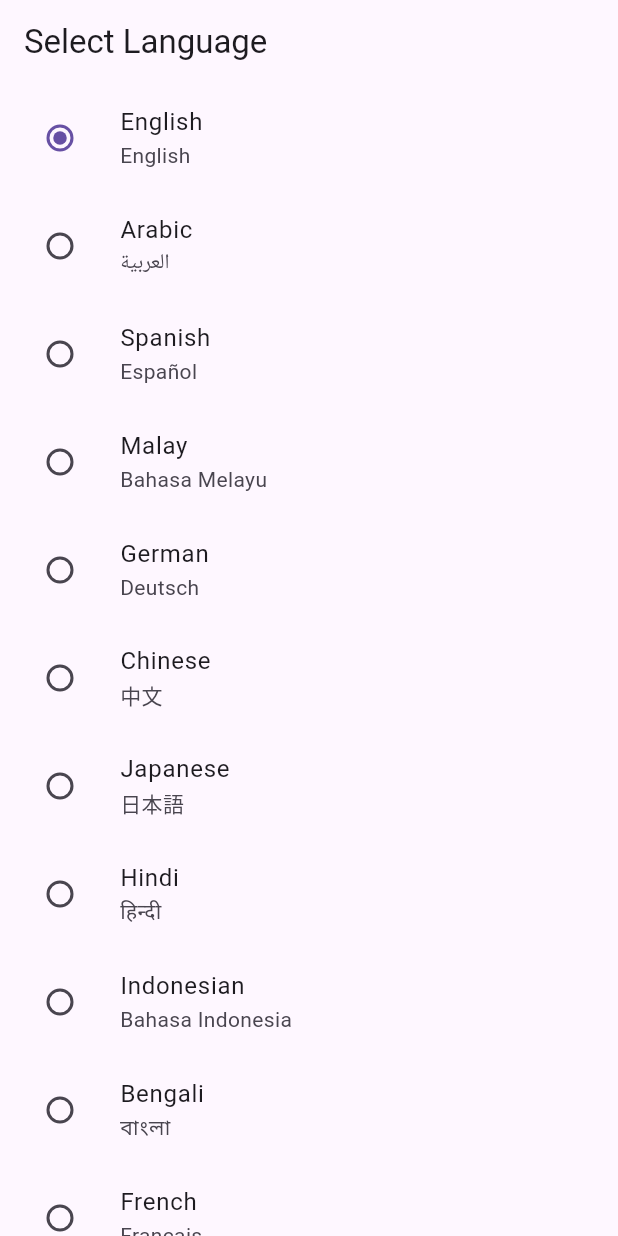
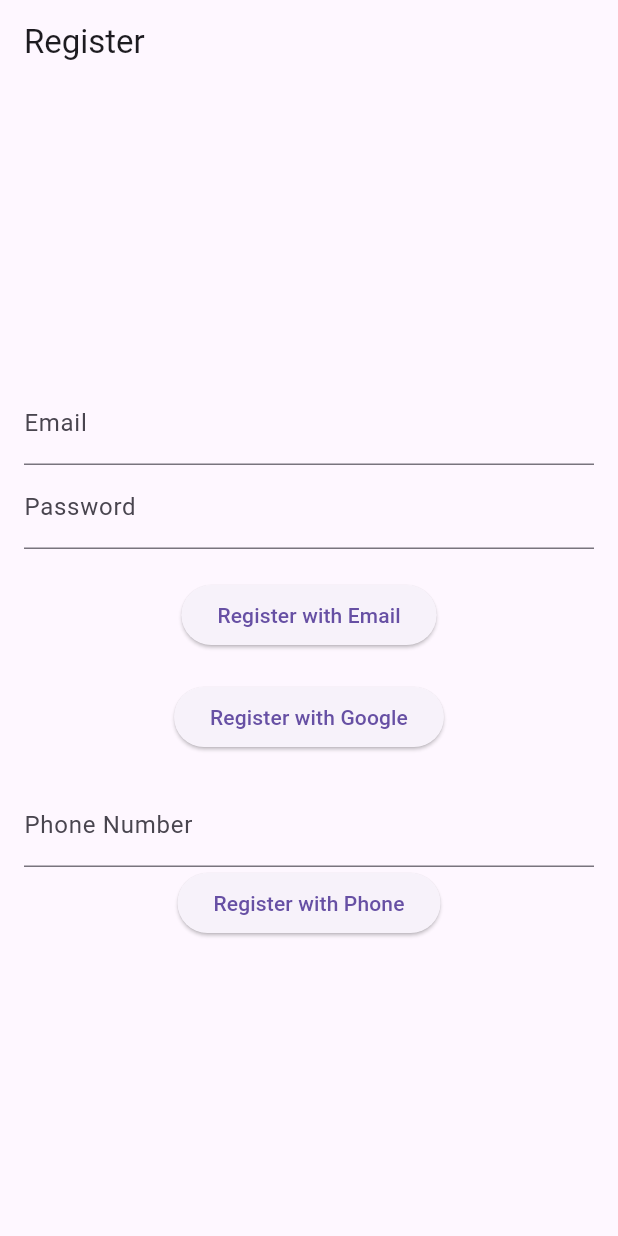
Before and after one commit to AGaafar7/LingoDash, a Flutter app: the screen it shows after launch, on a phone screen of 412 x 824 dp. Run offline on Flutter 3.47's test engine with Material 3 defaults, Android fonts, the phone set to English and light mode, and no system bars; our stand-ins replace cloud_firestore, firebase_auth, firebase_core, flutter_slidable, google_fonts, google_sign_in and 1 more; missing offline and left inert: stream_chat_flutter; accounts and stored records are empty; generated files the repository leaves out were written again.

Commit message:
Adding Registration and Login functionality

```diff
--- a/lib/main.dart
+++ b/lib/main.dart
@@ -1,17 +1,21 @@
 import 'package:flutter/material.dart';
 import 'package:flutter_localizations/flutter_localizations.dart';
+import 'package:lingodash/providers/auth_service.dart';
+import 'package:lingodash/screens/language_selection_screen.dart';
 import 'package:shared_preferences/shared_preferences.dart';
 import 'package:flutter_gen/gen_l10n/app_localizations.dart';
 import 'package:provider/provider.dart';
-import 'package:firebase_core/firebase_core.dart'; // Import Firebase core package
-import 'screens/language_selection_screen.dart';
+import 'package:firebase_core/firebase_core.dart';
+import 'screens/login_screen.dart';
+import 'screens/register_screen.dart';
+import 'screens/home_screen.dart';
 import 'providers/user_provider.dart';
 
 void main() async {
   WidgetsFlutterBinding.ensureInitialized();
 
   // Initialize Firebase
-  await Firebase.initializeApp(); // Ensure Firebase is initialized
+  await Firebase.initializeApp();
 
   final prefs = await SharedPreferences.getInstance();
   final languageCode = prefs.getString('language') ?? 'en';
@@ -22,12 +26,15 @@ void main() async {
 class MyApp extends StatelessWidget {
   final String languageCode;
 
-  const MyApp({Key? key, required this.languageCode}) : super(key: key);
+  const MyApp({super.key, required this.languageCode});
 
   @override
   Widget build(BuildContext context) {
     return MultiProvider(
-      providers: [ChangeNotifierProvider(create: (_) => UserProvider())],
+      providers: [
+        ChangeNotifierProvider(create: (_) => UserProvider()),
+        ChangeNotifierProvider(create: (_) => AuthService()),
+      ],
       child: MaterialApp(
         title: 'LingoDash',
         theme: ThemeData(primarySwatch: Colors.blue, useMaterial3: true),
@@ -55,7 +62,13 @@ class MyApp extends StatelessWidget {
           Locale('tr'),
         ],
         locale: Locale(languageCode),
-        home: const LanguageSelectionScreen(),
+        initialRoute: '/register',
+        routes: {
+          '/login': (context) => const LoginScreen(),
+          '/register': (context) => const RegisterScreen(),
+          '/home': (context) => const HomeScreen(),
+          '/language-selection': (context) => const LanguageSelectionScreen(),
+        },
       ),
     );
   }
--- a/lib/screens/language_selection_screen.dart
+++ b/lib/screens/language_selection_screen.dart
@@ -4,7 +4,7 @@ import 'package:lingodash/screens/home_screen.dart';
 import 'package:shared_preferences/shared_preferences.dart';
 
 class LanguageSelectionScreen extends StatefulWidget {
-  const LanguageSelectionScreen({Key? key}) : super(key: key);
+  const LanguageSelectionScreen({super.key});
 
   @override
   _LanguageSelectionScreenState createState() =>
--- /dev/null
+++ b/lib/screens/register_screen.dart
@@ -0,0 +1,105 @@
+import 'package:flutter/material.dart';
+import 'package:provider/provider.dart';
+import '../providers/auth_service.dart';
+
+class RegisterScreen extends StatefulWidget {
+  const RegisterScreen({super.key});
+
+  @override
+  _RegisterScreenState createState() => _RegisterScreenState();
+}
+
+class _RegisterScreenState extends State<RegisterScreen> {
+  final TextEditingController _emailController = TextEditingController();
+  final TextEditingController _passwordController = TextEditingController();
+  final TextEditingController _phoneController = TextEditingController();
+
+  @override
+  Widget build(BuildContext context) {
+    return Scaffold(
+      appBar: AppBar(title: const Text('Register')),
+      body: Padding(
+        padding: const EdgeInsets.all(16.0),
+        child: Column(
+          mainAxisAlignment: MainAxisAlignment.center,
+          children: [
+            TextField(
+              controller: _emailController,
+              decoration: const InputDecoration(labelText: 'Email'),
+            ),
+            TextField(
+              controller: _passwordController,
+              decoration: const InputDecoration(labelText: 'Password'),
+              obscureText: true,
+            ),
+            const SizedBox(height: 20),
+            ElevatedButton(
+              onPressed: () async {
+                final authService = Provider.of<AuthService>(
+                  context,
+                  listen: false,
+                );
+                final user = await authService.registerWithEmail(
+                  _emailController.text,
+                  _passwordController.text,
+                  'user', // Default role
+                );
+                if (user != null) {
+                  Navigator.pushReplacementNamed(
+                    context,
+                    '/language-selection',
+                  );
+                } else {
+                  ScaffoldMessenger.of(context).showSnackBar(
+                    const SnackBar(content: Text('Registration failed')),
+                  );
+                }
+              },
+              child: const Text('Register with Email'),
+            ),
+            const SizedBox(height: 20),
+            ElevatedButton(
+              onPressed: () async {
+                final authService = Provider.of<AuthService>(
+                  context,
+                  listen: false,
+                );
+                final user = await authService.registerWithGoogle();
+                if (user != null) {
+                  Navigator.pushReplacementNamed(context, '/language-selection');
+                } else {
+                  ScaffoldMessenger.of(context).showSnackBar(
+                    const SnackBar(content: Text('Google Registration failed')),
+                  );
+                }
+              },
+              child: const Text('Register with Google'),
+            ),
+            const SizedBox(height: 20),
+            TextField(
+              controller: _phoneController,
+              decoration: const InputDecoration(labelText: 'Phone Number'),
+            ),
+            ElevatedButton(
+              onPressed: () async {
+                final authService = Provider.of<AuthService>(
+                  context,
+                  listen: false,
+                );
+                authService.registerWithPhone(
+                  _phoneController.text,
+                  (verificationId) {
+                    ScaffoldMessenger.of(context).showSnackBar(
+                      const SnackBar(content: Text('Verification code sent')),
+                    );
+                  },
+                );
+              },
+              child: const Text('Register with Phone'),
+            ),
+          ],
+        ),
+      ),
+    );
+  }
+}
--- a/pubspec.yaml
+++ b/pubspec.yaml
@@ -46,6 +46,8 @@ dependencies:
   intl: ^0.19.0
   cloud_firestore: ^5.6.6
   firebase_core: ^3.13.0
+  firebase_auth: ^5.5.2
+  google_sign_in: ^6.3.0
 
 
 dev_dependencies:
```
Also changed, not shown: lib/providers/auth_service.dart (added, +216 -0 lines), lib/providers/support_service.dart (added, +34 -0 lines), lib/screens/dashboard_screen.dart (added, +84 -0 lines), lib/screens/login_screen.dart (added, +66 -0 lines), lib/widgets/user_card.dart (+12 -0 lines), pubspec.lock, 3 other files.
